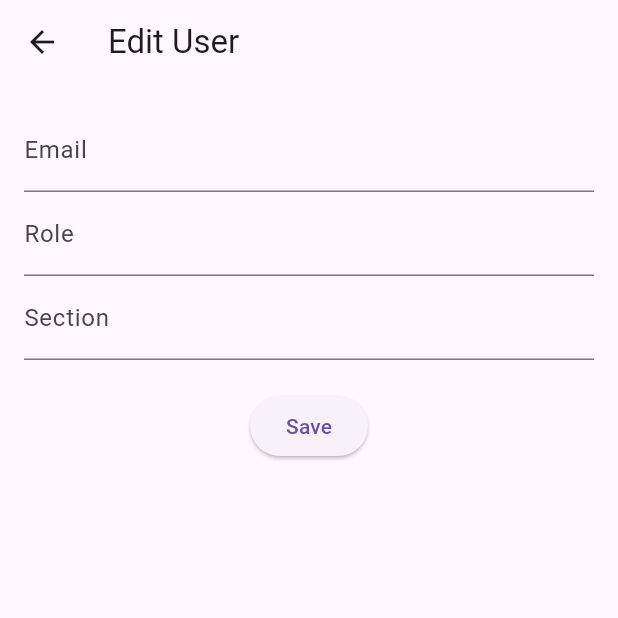
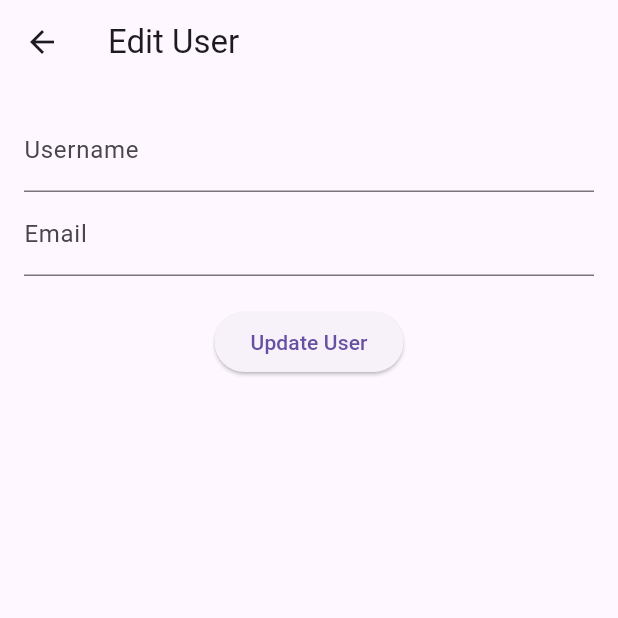
Before and after one commit to AMANSUTHAR19HMH/Attendance-Management-System-AMS-, a Flutter app: the EditUserScreen screen opened directly with empty values, on a phone screen of 412 x 824 dp, the top half of it. Run offline on Flutter 3.47's test engine with Material 3 defaults, Android fonts, the phone set to English and light mode, and no system bars; our stand-ins replace cloud_firestore, community_material_icon, firebase_auth, firebase_core, firebase_messaging, firebase_storage and 8 more; missing offline and left inert: mobile_scanner; accounts and stored records are empty; network calls fail; project files that could hold a hidden picture were left out.

Commit message:
some buggs resolved like attandance  null error and firebase rulles updated

```diff
--- a/lib/authntication/SignupScreen.dart
+++ b/lib/authntication/SignupScreen.dart
@@ -1,5 +1,6 @@
 import 'package:attendance_management_system_ams/Dashboard/DashBoard.dart';
 import 'package:firebase_auth/firebase_auth.dart';
+import 'package:cloud_firestore/cloud_firestore.dart';
 import 'package:flutter/material.dart';
 
 // Import your DashboardScreen
@@ -16,6 +17,7 @@ class SignupScreenState extends State<SignupScreen> {
   final TextEditingController emailTextController = TextEditingController();
   final TextEditingController userNameTextController = TextEditingController();
   final FirebaseAuth _auth = FirebaseAuth.instance;
+  final FirebaseFirestore _firestore = FirebaseFirestore.instance;
 
   Future<void> _signup() async {
     try {
@@ -27,6 +29,13 @@ class SignupScreenState extends State<SignupScreen> {
 
       // Set display name
       await userCredential.user?.updateDisplayName(userNameTextController.text);
+
+      // Add the user to Firestore 'users' collection
+      await _firestore.collection('users').doc(userCredential.user?.uid).set({
+        'email': emailTextController.text,
+        'username': userNameTextController.text,
+        // Add more fields if needed
+      });
 
       ScaffoldMessenger.of(context).showSnackBar(
         const SnackBar(content: Text('Signup successful')),
@@ -46,7 +55,6 @@ class SignupScreenState extends State<SignupScreen> {
     }
   }
 
-  @override
   @override
   Widget build(BuildContext context) {
     Size size = MediaQuery.of(context).size;
--- a/lib/studetns/studentseditscreen.dart
+++ b/lib/studetns/studentseditscreen.dart
@@ -1,59 +1,61 @@
+import 'package:cloud_firestore/cloud_firestore.dart';
 import 'package:flutter/material.dart';
-import 'package:cloud_firestore/cloud_firestore.dart';
 
-class EditUserScreen extends StatelessWidget {
+class EditUserScreen extends StatefulWidget {
+  final String userId;
   final DocumentSnapshot user;
 
-  const EditUserScreen({super.key, required this.user, required String userId});
+  const EditUserScreen({required this.userId, required this.user, super.key});
+
+  @override
+  _EditUserScreenState createState() => _EditUserScreenState();
+}
+
+class _EditUserScreenState extends State<EditUserScreen> {
+  late TextEditingController emailController;
+  late TextEditingController usernameController;
+
+  @override
+  void initState() {
+    super.initState();
+    emailController = TextEditingController(text: widget.user['email']);
+    usernameController = TextEditingController(text: widget.user['username']);
+  }
+
+  Future<void> _updateUser() async {
+    await FirebaseFirestore.instance.collection('users').doc(widget.userId).update({
+      'email': emailController.text,
+      'username': usernameController.text,
+    });
+
+    ScaffoldMessenger.of(context).showSnackBar(
+      const SnackBar(content: Text('User updated successfully')),
+    );
+
+    Navigator.pop(context);
+  }
 
   @override
   Widget build(BuildContext context) {
-    final TextEditingController emailController = TextEditingController(text: user['email']);
-    final TextEditingController roleController = TextEditingController(text: user['role']);
-    final TextEditingController sectionController = TextEditingController(text: user['section']);
-
     return Scaffold(
-      appBar: AppBar(
-        title: const Text('Edit User'),
-      ),
+      appBar: AppBar(title: const Text('Edit User')),
       body: Padding(
         padding: const EdgeInsets.all(16.0),
         child: Column(
           children: [
             TextField(
+              controller: usernameController,
+              decoration: const InputDecoration(labelText: 'Username'),
+            ),
+            TextField(
               controller: emailController,
               decoration: const InputDecoration(labelText: 'Email'),
-            ),
-            TextField(
-              controller: roleController,
-              decoration: const InputDecoration(labelText: 'Role'),
-            ),
-            TextField(
-              controller: sectionController,
-              decoration: const InputDecoration(labelText: 'Section'),
+              keyboardType: TextInputType.emailAddress,
             ),
             const SizedBox(height: 20),
             ElevatedButton(
-              onPressed: () async {
-                final String email = emailController.text;
-                final String role = roleController.text;
-                final String section = sectionController.text;
-
-                if (email.isNotEmpty && role.isNotEmpty && section.isNotEmpty) {
-                  try {
-                    await FirebaseFirestore.instance.collection('users').doc(user.id).update({
-                      'email': email,
-                      'role': role,
-                      'section': section,
-                    });
-
-                    Navigator.of(context).pop();
-                  } catch (e) {
-                    print('Error: $e');
-                  }
-                }
-              },
-              child: const Text('Save'),
+              onPressed: _updateUser,
+              child: const Text('Update User'),
             ),
           ],
         ),
--- a/lib/teachers/TeacherDashboard.dart
+++ b/lib/teachers/TeacherDashboard.dart
@@ -3,9 +3,9 @@ import 'package:attendance_management_system_ams/screens/ManageStudentsScreen.da
 import 'package:attendance_management_system_ams/screens/ViewAttendanceScreen.dart';
 import 'package:attendance_management_system_ams/teachers/Classes.dart';
 import 'package:attendance_management_system_ams/teachers/teachersprofile.dart';
+import 'package:cloud_firestore/cloud_firestore.dart';
 import 'package:flutter/material.dart';
 import 'package:get/get.dart';
-import 'package:cloud_firestore/cloud_firestore.dart';
 import 'package:intl/intl.dart';
 
 class TeacherDashboard extends StatefulWidget {
@@ -105,6 +105,9 @@ class _MarkAttendanceState extends State<MarkAttendance> {
   @override
   Widget build(BuildContext context) {
     return Scaffold(
+      appBar: AppBar(
+        title: const Text('Mark Attendance'),
+      ),
       body: Column(
         children: [
           Padding(
@@ -175,9 +178,12 @@ class _MarkAttendanceState extends State<MarkAttendance> {
                     var userData = snapshot.data!.docs[index].data()
                         as Map<String, dynamic>;
                     var userId = snapshot.data!.docs[index].id;
-                    var userName = userData['fullName'];
-                    var userEmail = userData['email'];
-                    var userPhone = userData['phone'];
+                    var userName = userData['username'] ?? 'Unknown';
+                    var userEmail = userData['email'] ?? 'No email';
+                    var userPhone = userData['phone'] ?? 'No phone';
+
+                    print('User ID: $userId');
+                    print('User Name: $userName');
 
                     var attendanceData = attendanceMap[userId] ?? {};
                     var subjectData =
@@ -272,7 +278,7 @@ class _MarkAttendanceState extends State<MarkAttendance> {
       attendanceMap.forEach((userId, attendanceData) {
         DocumentReference userRef =
             FirebaseFirestore.instance.collection('users').doc(userId);
-        int status = attendanceData[date]![selectedSubject!] ??
+        int status = attendanceData[date]?[selectedSubject!] ??
             1; // Assuming default is 'Present' = 1
         batch.update(userRef, {'attendance.$date.${selectedSubject!}': status});
       });
```
Also changed, not shown: lib/Dashboard/StudentDashboard.dart (+2 -6 lines), lib/screens/ManageAttendanceScreen.dart (+57 -83 lines), lib/screens/ManageStudentsScreen.dart (+32 -17 lines), lib/screens/ViewAttendanceScreen.dart (+16 -5 lines), lib/studetns/add Student Screen.dart (+41 -54 lines), 11 other files. Lines whose indentation alone changed are shown as unchanged.
